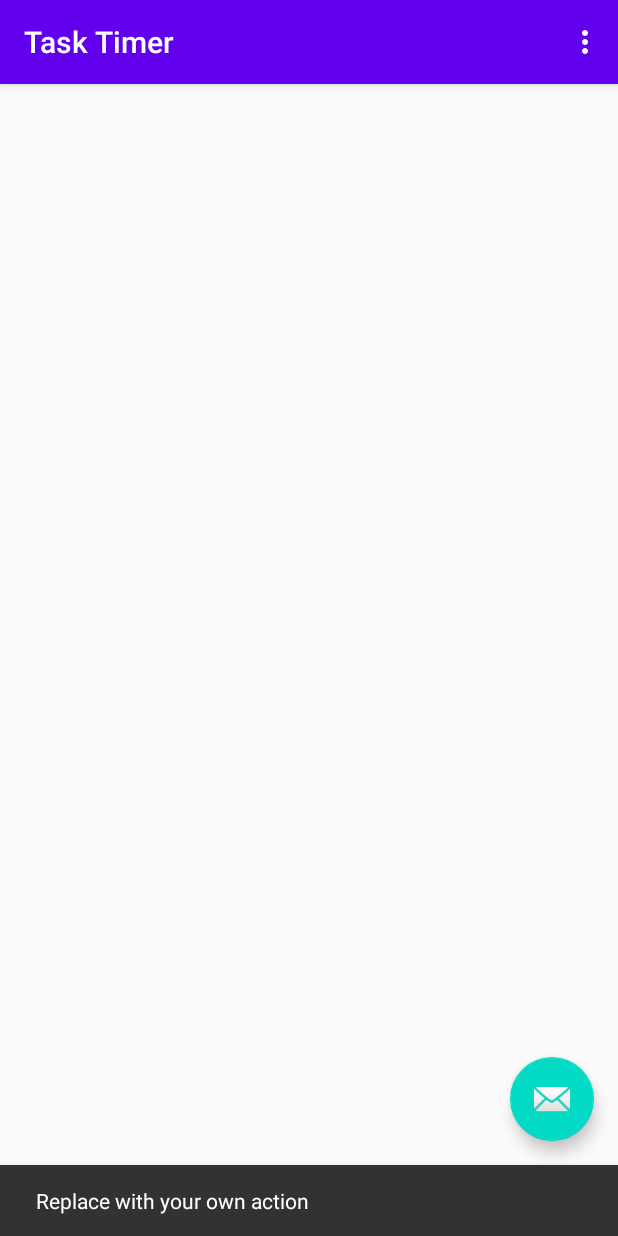
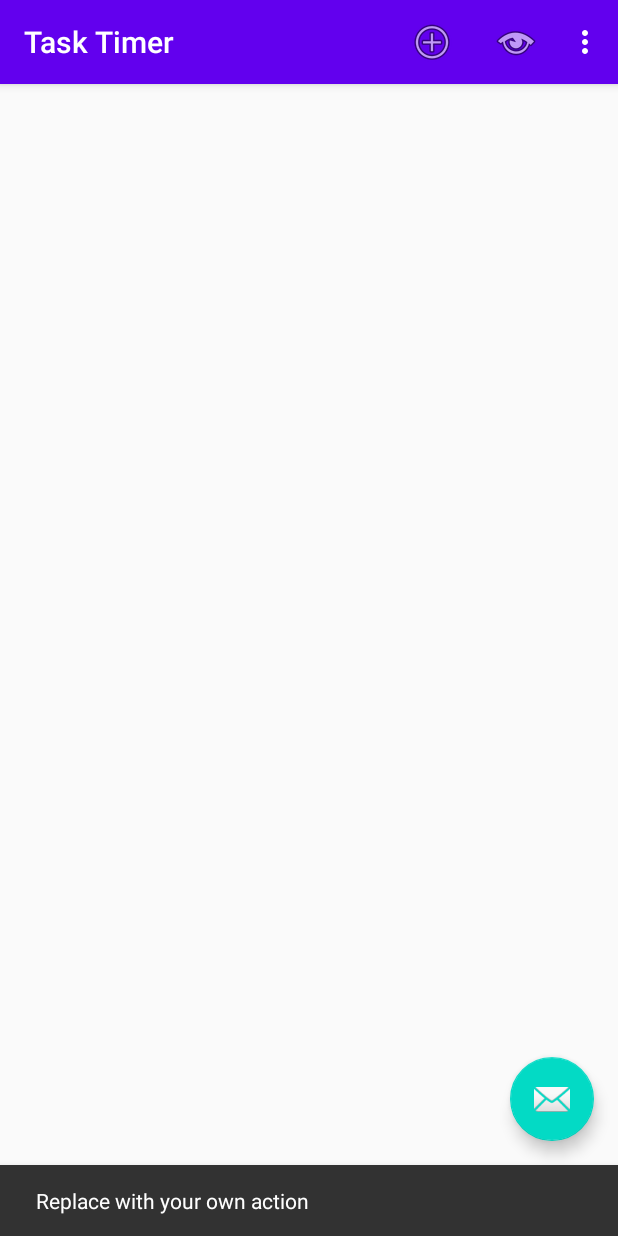
Before and after one commit to yuhliu94/TaskTimer, an Android app: the screen it shows after launch (MainActivity), after a tap on an icon or button, on a phone screen of 412 x 824 dp. Run offline under Robolectric (Android 15) with nearby library versions, the phone set to English and light mode, and no system bars.

Commit message:
#214-#219 Complete

```diff
--- a/app/src/main/java/com/kevyliu/tasktimer/MainActivity.java
+++ b/app/src/main/java/com/kevyliu/tasktimer/MainActivity.java
@@ -1,10 +1,7 @@
 package com.kevyliu.tasktimer;
 
 import android.content.ContentResolver;
-import android.content.ContentValues;
 import android.database.Cursor;
-import android.database.sqlite.SQLiteDatabase;
-import android.net.Uri;
 import android.os.Bundle;
 
 import com.google.android.material.floatingactionbutton.FloatingActionButton;
@@ -125,7 +122,7 @@ public class MainActivity extends AppCompatActivity {
         int id = item.getItemId();
 
         //noinspection SimplifiableIfStatement
-        if (id == R.id.action_settings) {
+        if (id == R.id.menumain_settings) {
             return true;
         }
 
--- a/app/src/main/res/menu/menu_main.xml
+++ b/app/src/main/res/menu/menu_main.xml
@@ -3,8 +3,32 @@
     xmlns:tools="http://schemas.android.com/tools"
     tools:context="com.kevyliu.tasktimer.MainActivity">
     <item
-        android:id="@+id/action_settings"
+        android:id="@+id/menumain_addTask"
+        android:icon="@android:drawable/ic_menu_add"
         android:orderInCategory="100"
-        android:title="@string/action_settings"
+        android:title="@string/menutitle_addTask"
+        app:showAsAction="ifRoom" />
+    <item
+        android:id="@+id/menumain_showDurations"
+        android:icon="@android:drawable/ic_menu_view"
+        android:orderInCategory="101"
+        android:title="@string/menumain_showDurations"
+        app:showAsAction="ifRoom" />
+    <item
+        android:id="@+id/menumain_settings"
+        android:orderInCategory="102"
+        android:title="@string/menumain_settings"
         app:showAsAction="never" />
+    <item
+        android:id="@+id/menumain_showAbout"
+        android:icon="@android:drawable/ic_menu_info_details"
+        android:orderInCategory="103"
+        android:title="@string/menumain_showAbout"
+        app:showAsAction="ifRoom" />
+    <item
+        android:id="@+id/menumain_generate"
+        android:orderInCategory="104"
+        android:title="@string/menumain_generate"
+        app:showAsAction="never"
+        android:visible="false" />
 </menu>
--- a/app/src/main/res/values/strings.xml
+++ b/app/src/main/res/values/strings.xml
@@ -12,4 +12,16 @@
 
     <!-- TODO: Remove or change this placeholder text -->
     <string name="hello_blank_fragment">Hello blank fragment</string>
+    <string name="menutitle_addTask">Add Task</string>
+    <string name="menumain_showDurations">Durations Report</string>
+    <string name="menumain_settings">Settings</string>
+    <string name="menumain_showAbout">About TaskTimer</string>
+    <string name="menumain_generate">Generate Data</string>
+    <string name="no_task_message">No Task Selected</string>
+    <string name="edit_button_description">Button to edit task details</string>
+    <string name="delete_button_description">Button to delete task</string>
+    <string name="addedit_name_hint">Task name: required</string>
+    <string name="addedit_description_hint">Task description (optional)</string>
+    <string name="addedit_sort_hint">Orders: sorts low to high</string>
+    <string name="addedit_save_text">Save</string>
 </resources>
--- a/app/src/main/res/values/styles.xml
+++ b/app/src/main/res/values/styles.xml
@@ -6,6 +6,7 @@
         <item name="colorPrimary">@color/colorPrimary</item>
         <item name="colorPrimaryDark">@color/colorPrimaryDark</item>
         <item name="colorAccent">@color/colorAccent</item>
+        <item name="android:textColorTertiary">@color/colorAccent</item>
     </style>
 
     <style name="AppTheme.NoActionBar">
```
Also changed, not shown: app/src/main/res/layout/add_edit.xml (added, +43 -0 lines), app/src/main/res/layout/fragment_mian.xml (+31 -5 lines), app/src/main/res/layout/task_list_items.xml (added, +56 -0 lines), app/src/main/res/layout/task_list_items_ii.xml (added, +69 -0 lines).
